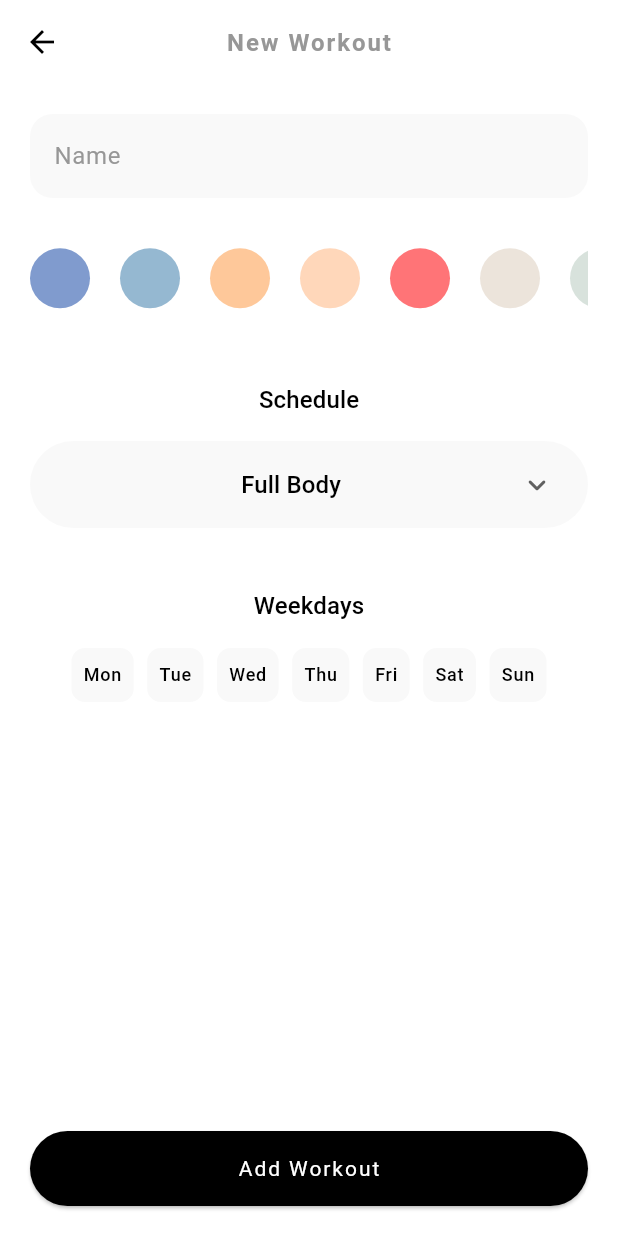
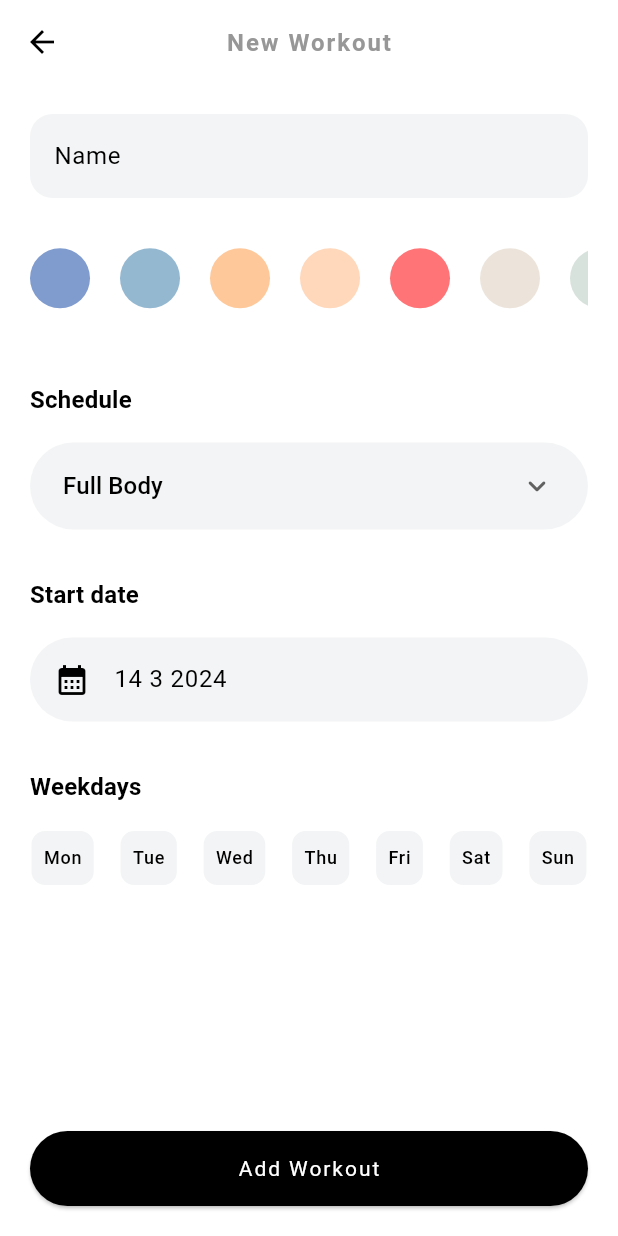
Before and after one commit to dsnoire/workout_planner, a Flutter app: the screen it shows after launch, after a tap on "New Workout", on a phone screen of 412 x 824 dp. Run offline on Flutter 3.47's test engine with Material 3 defaults, Android fonts, the phone set to English and light mode, and no system bars.

Commit message:
Change UI for ManageWorkoutView

```diff
--- a/lib/core/constants/app_colors.dart
+++ b/lib/core/constants/app_colors.dart
@@ -1,7 +1,7 @@
 import 'package:flutter/material.dart';
 
 abstract class AppColors {
-  static const background = Color(0xFFF9F9F9);
+  static const lightSurface = Color(0xFFF3F4F5);
   static const grey = Color(0xFF979797);
-  static const lightGrey = Color(0xFFF1F1F1);
+  static const lightGrey = Color(0xFFEBEBEB);
 }
--- a/lib/core/theme/app_theme.dart
+++ b/lib/core/theme/app_theme.dart
@@ -56,13 +56,22 @@ abstract class AppTheme {
       centerTitle: true,
     ),
     inputDecorationTheme: InputDecorationTheme(
-      labelStyle: const TextStyle(color: AppColors.grey),
+      labelStyle: const TextStyle(
+        color: Colors.black,
+        fontSize: 16,
+      ),
       border: OutlineInputBorder(
         borderRadius: BorderRadius.circular(15),
         borderSide: BorderSide.none,
       ),
-      fillColor: AppColors.background,
+      fillColor: AppColors.lightSurface,
       filled: true,
+    ),
+    listTileTheme: ListTileThemeData(
+      shape: RoundedRectangleBorder(
+        borderRadius: BorderRadius.circular(30),
+      ),
+      tileColor: AppColors.lightSurface,
     ),
   );
 }
--- a/lib/features/shared/widgets/custom_app_bar.dart
+++ b/lib/features/shared/widgets/custom_app_bar.dart
@@ -11,6 +11,7 @@ class CustomAppBar extends StatelessWidget implements PreferredSizeWidget {
   @override
   Widget build(BuildContext context) {
     return AppBar(
+      scrolledUnderElevation: 0,
       title: Text(
         title,
         style: const TextStyle(
--- a/lib/features/workout/presentation/views/manage_workout_view.dart
+++ b/lib/features/workout/presentation/views/manage_workout_view.dart
@@ -4,6 +4,7 @@ import 'package:workout_planner/features/shared/widgets/custom_app_bar.dart';
 
 import '../widgets/color_picker.dart';
 import '../widgets/schedule_picker.dart';
+import '../widgets/start_date_picker.dart';
 import '../widgets/weekdays_picker.dart';
 
 class ManageWorkoutView extends StatelessWidget {
@@ -27,7 +28,9 @@ class ManageWorkoutView extends StatelessWidget {
             const ColorPicker(),
             const SizedBox(height: 32),
             const SchedulePicker(),
-            const SizedBox(height: 40),
+            const SizedBox(height: 32),
+            const StartDatePicker(),
+            const SizedBox(height: 32),
             const WeekdaysPicker(),
             const Spacer(),
             ElevatedButton(
--- a/lib/features/workout/presentation/widgets/schedule_picker.dart
+++ b/lib/features/workout/presentation/widgets/schedule_picker.dart
@@ -8,10 +8,14 @@ class SchedulePicker extends StatelessWidget {
   @override
   Widget build(BuildContext context) {
     return Column(
+      crossAxisAlignment: CrossAxisAlignment.start,
       children: [
         Text(
           'Schedule',
-          style: Theme.of(context).textTheme.labelLarge,
+          style: Theme.of(context)
+              .textTheme
+              .titleMedium!
+              .copyWith(fontWeight: FontWeight.bold),
         ),
         const SizedBox(height: 16),
         DecoratedBox(
@@ -20,7 +24,7 @@ class SchedulePicker extends StatelessWidget {
             //   color: Colors.black,
             //   width: 0.7,
             // ),
-            color: AppColors.background,
+            color: AppColors.lightSurface,
             borderRadius: BorderRadius.circular(30),
           ),
           child: DropdownButton<ScheduleEnum>(
@@ -31,17 +35,15 @@ class SchedulePicker extends StatelessWidget {
             ),
             underline: const SizedBox(),
             icon: const Icon(Icons.keyboard_arrow_down_rounded),
-            dropdownColor: AppColors.background,
+            dropdownColor: AppColors.lightSurface,
             value: ScheduleEnum.fullBody,
             items: ScheduleEnum.values.map(
               (schedule) {
                 return DropdownMenuItem(
                   value: schedule,
-                  child: Center(
-                    child: Text(
-                      schedule.name,
-                      style: Theme.of(context).textTheme.labelLarge,
-                    ),
+                  child: Text(
+                    schedule.name,
+                    style: Theme.of(context).textTheme.labelLarge,
                   ),
                 );
               },
--- /dev/null
+++ b/lib/features/workout/presentation/widgets/start_date_picker.dart
@@ -0,0 +1,34 @@
+import 'package:flutter/material.dart';
+
+class StartDatePicker extends StatelessWidget {
+  const StartDatePicker({super.key});
+
+  @override
+  Widget build(BuildContext context) {
+    return Column(
+      crossAxisAlignment: CrossAxisAlignment.start,
+      children: [
+        Text(
+          'Start date',
+          style: Theme.of(context)
+              .textTheme
+              .titleMedium!
+              .copyWith(fontWeight: FontWeight.bold),
+        ),
+        const SizedBox(height: 16),
+        ListTile(
+          leading: const Icon(Icons.calendar_month),
+          title: Text(
+              '${DateTime.now().day} ${DateTime.now().month} ${DateTime.now().year}'),
+          onTap: () {
+            showDatePicker(
+              context: context,
+              firstDate: DateTime(2024),
+              lastDate: DateTime(2050),
+            );
+          },
+        ),
+      ],
+    );
+  }
+}
--- a/lib/features/workout/presentation/widgets/weekdays_picker.dart
+++ b/lib/features/workout/presentation/widgets/weekdays_picker.dart
@@ -9,16 +9,18 @@ class WeekdaysPicker extends StatelessWidget {
   @override
   Widget build(BuildContext context) {
     return Column(
+      crossAxisAlignment: CrossAxisAlignment.start,
       children: [
         Text(
           'Weekdays',
-          style: Theme.of(context).textTheme.labelLarge,
+          style: Theme.of(context)
+              .textTheme
+              .titleMedium!
+              .copyWith(fontWeight: FontWeight.bold),
         ),
         const SizedBox(height: 16),
-        Wrap(
-          runSpacing: 8,
-          spacing: 7,
-          alignment: WrapAlignment.center,
+        Row(
+          mainAxisAlignment: MainAxisAlignment.spaceBetween,
           children: List.generate(
             workoutWeekdays.length,
             (index) {
@@ -30,9 +32,9 @@ class WeekdaysPicker extends StatelessWidget {
                     vertical: 10,
                   ),
                   decoration: BoxDecoration(
-                    color: AppColors.background,
+                    color: AppColors.lightSurface,
                     border: Border.all(
-                      color: const Color.fromARGB(255, 255, 255, 255),
+                      color: const Color(0xFFFFFFFF),
                     ),
                     borderRadius: BorderRadius.circular(10),
                   ),
--- a/lib/features/workout/presentation/widgets/workout_list_tile.dart
+++ b/lib/features/workout/presentation/widgets/workout_list_tile.dart
@@ -14,7 +14,7 @@ class WorkoutListTile extends StatelessWidget {
     return Container(
       padding: const EdgeInsets.all(16),
       decoration: BoxDecoration(
-        color: AppColors.background,
+        color: AppColors.lightSurface,
         borderRadius: BorderRadius.circular(20),
         boxShadow: const [
           BoxShadow(
```
